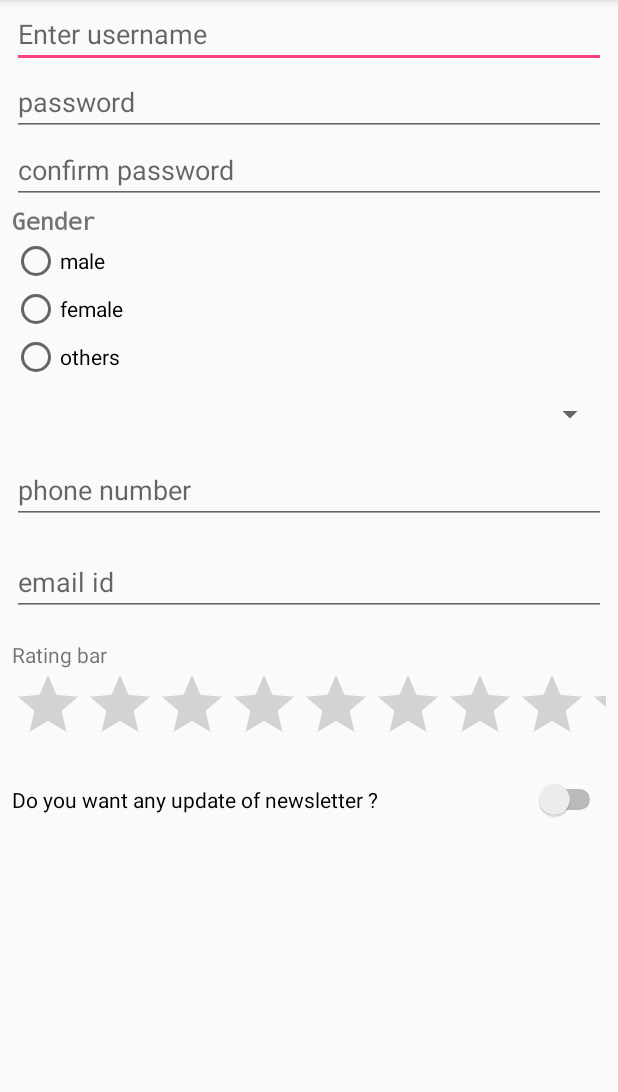
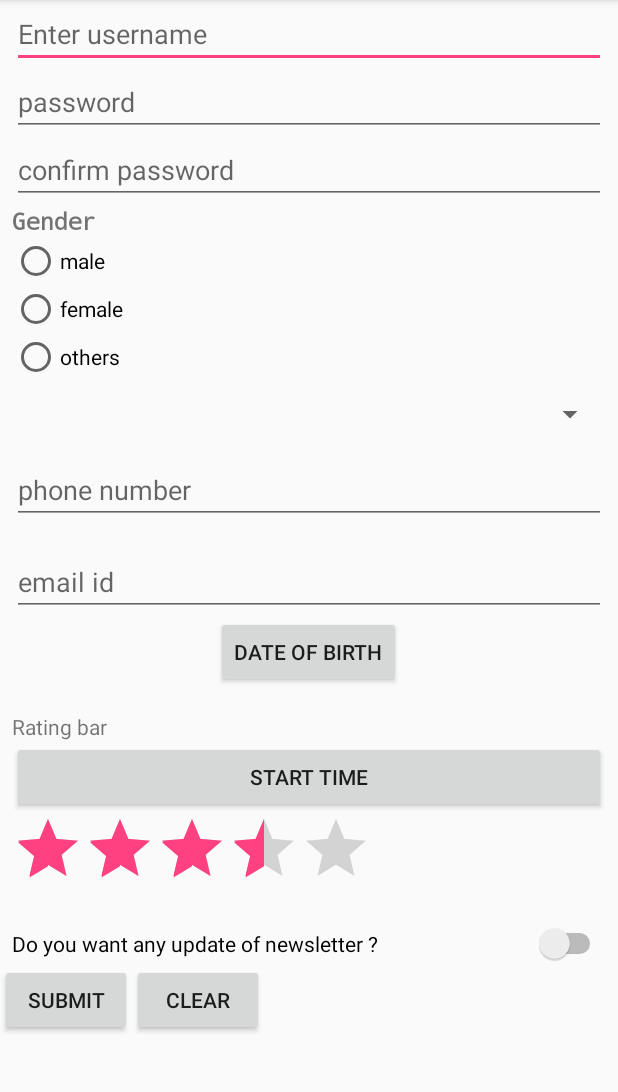
Before and after one commit to rodriguesnavil/Learning_Android, an Android app: the UiComponent screen opened directly, with no data from a screen before it, on a phone screen of 412 x 824 dp, the part 84-1176 px from its top. Run offline under Robolectric (Android 15) with nearby library versions, the phone set to English and light mode, and no system bars.

Commit message:
Added timepicker and date picker with the functionality

```diff
--- a/app/src/main/java/com/data/learning/learning/UiComponent.java
+++ b/app/src/main/java/com/data/learning/learning/UiComponent.java
@@ -1,13 +1,79 @@
 package com.data.learning.learning;
 
+import android.app.DatePickerDialog;
+import android.app.TimePickerDialog;
 import android.support.v7.app.AppCompatActivity;
 import android.os.Bundle;
+import android.util.Log;
+import android.view.View;
+import android.widget.Button;
+import android.widget.DatePicker;
+import android.widget.RadioButton;
+import android.widget.RadioGroup;
+import android.widget.RatingBar;
+import android.widget.TimePicker;
+import android.widget.Toast;
 
-public class UiComponent extends AppCompatActivity {
+import java.util.Calendar;
+
+public class UiComponent extends AppCompatActivity{
+
+    private RadioButton gender;
+    private static RadioGroup radio;
+    Calendar dateTime=Calendar.getInstance();
 
     @Override
     protected void onCreate(Bundle savedInstanceState) {
         super.onCreate(savedInstanceState);
         setContentView(R.layout.activity_ui_component);
+        radio= (RadioGroup) findViewById(R.id.gendergroup);
+        change();
+    }
+
+    public void submit(View view){
+        int select=radio.getCheckedRadioButtonId();
+        gender= (RadioButton) findViewById(select);
+        if(gender==null){
+            Toast.makeText(this, "No item selected", Toast.LENGTH_SHORT).show();
+        }else {
+            Toast.makeText(this, "This " + gender.getText(), Toast.LENGTH_LONG).show();
+
+        }
+    }
+
+    public void clear(View view){
+
+    }
+    public void change(){
+        RatingBar rate = (RatingBar) findViewById(R.id.rateus);
+        rate.setOnRatingBarChangeListener(new RatingBar.OnRatingBarChangeListener() {
+            @Override
+            public void onRatingChanged(RatingBar ratingBar, float rating, boolean fromUser) {
+                Log.d("rating",String.valueOf(rating)+ String.valueOf(fromUser));
+                Toast.makeText(UiComponent.this,String.valueOf(rating), Toast.LENGTH_SHORT).show();
+            }
+        });
+
+    }
+    DatePickerDialog.OnDateSetListener datelistner= new DatePickerDialog.OnDateSetListener(){
+
+        @Override
+        public void onDateSet(DatePicker view, int year, int month, int dayOfMonth) {
+            Button b1= (Button) findViewById(R.id.dob);
+            b1.setText(dayOfMonth+"/"+month+"/"+year);
+        }
+    };
+    public void datepicker(View view){
+        new DatePickerDialog(this,datelistner,dateTime.get(Calendar.YEAR),dateTime.get(Calendar.MONTH),dateTime.get(Calendar.DAY_OF_MONTH)).show();
+    }
+    TimePickerDialog.OnTimeSetListener timelistner=new TimePickerDialog.OnTimeSetListener() {
+        @Override
+        public void onTimeSet(TimePicker view, int hourOfDay, int minute) {
+            Button temp= (Button) findViewById(R.id.starttime);
+            temp.setText(hourOfDay+":"+minute);
+        }
+    };
+    public void timepicker(View view){
+        new TimePickerDialog(this, timelistner,dateTime.get(Calendar.HOUR_OF_DAY),dateTime.get(Calendar.MINUTE),true).show();
     }
 }
--- a/app/src/main/res/layout/activity_ui_component.xml
+++ b/app/src/main/res/layout/activity_ui_component.xml
@@ -6,12 +6,17 @@
     android:layout_height="match_parent"
     tools:context="com.data.learning.learning.UiComponent">
 
+
+    <RelativeLayout
+        android:layout_width="match_parent"
+        android:layout_height="wrap_content">
         <LinearLayout
             android:layout_width="match_parent"
             android:layout_height="match_parent"
             android:layout_marginLeft="8sp"
             android:layout_marginRight="8sp"
             android:orientation="vertical"
+            android:id="@+id/uilinear"
             >
 
             <EditText
@@ -92,18 +97,35 @@
                 android:inputType="textEmailAddress"
                 android:id="@+id/email"
                 />
+
+           <Button
+               android:layout_width="wrap_content"
+               android:layout_height="match_parent"
+               android:layout_gravity="center"
+               android:text="Date of Birth"
+               android:id="@+id/dob"
+               android:onClick="datepicker"
+               />
             <TextView
                 android:layout_marginTop="16sp"
                 android:layout_width="match_parent"
                 android:layout_height="wrap_content"
                 android:text="Rating bar"
                 />
-        <RatingBar
+            <Button
                 android:layout_width="match_parent"
                 android:layout_height="wrap_content"
+                android:text="Start Time"
+                android:id="@+id/starttime"
+                android:onClick="timepicker"
+                />
+            <RatingBar
+                android:layout_width="wrap_content"
+                android:layout_height="wrap_content"
+                android:id="@+id/rateus"
                 android:numStars="5"
-
-            />
+                android:rating="3.5"
+                android:stepSize=".5"/>
             <Switch
                 android:layout_marginTop="16sp"
                 android:layout_width="match_parent"
@@ -112,5 +134,19 @@
 
 
         </LinearLayout>
+        <TableLayout
+            android:layout_width="match_parent"
+            android:layout_height="wrap_content"
+            android:layout_below="@+id/uilinear">
+            <TableRow>
+                <Button
+                    android:text="submit"
+                    android:onClick="submit"/>
+                <Button
 
+                    android:text="clear"
+                    android:onClick="clear"/>
+            </TableRow>
+        </TableLayout>
+    </RelativeLayout>
 </ScrollView>
```
Lines whose indentation alone changed are shown as unchanged.
